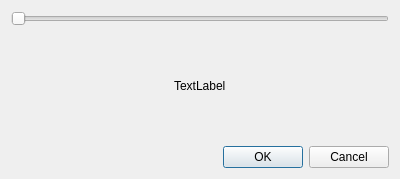
Qt form src/GUI/LevelSelector.ui (Guekka/cathedral-assets-optimizer) before a commit.
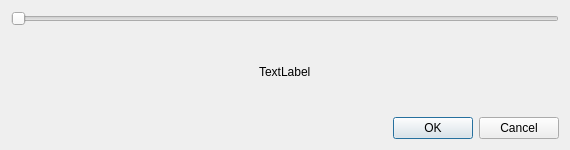
The same form after that commit.

Diff of the .ui file:
```diff
--- a/src/GUI/LevelSelector.ui
+++ b/src/GUI/LevelSelector.ui
@@ -6,8 +6,8 @@
    <rect>
     <x>0</x>
     <y>0</y>
-    <width>400</width>
-    <height>179</height>
+    <width>570</width>
+    <height>150</height>
    </rect>
   </property>
   <property name="windowTitle">
@@ -20,7 +20,7 @@
       <number>1</number>
      </property>
      <property name="maximum">
-      <number>2</number>
+      <number>3</number>
      </property>
      <property name="orientation">
       <enum>Qt::Horizontal</enum>
```
